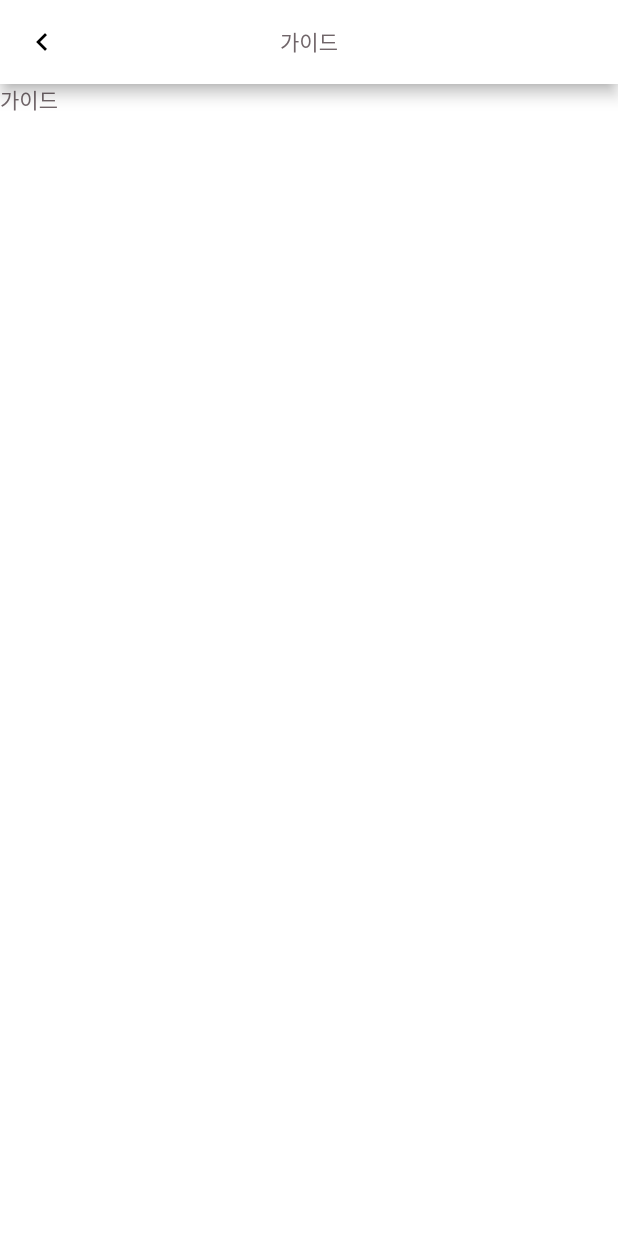
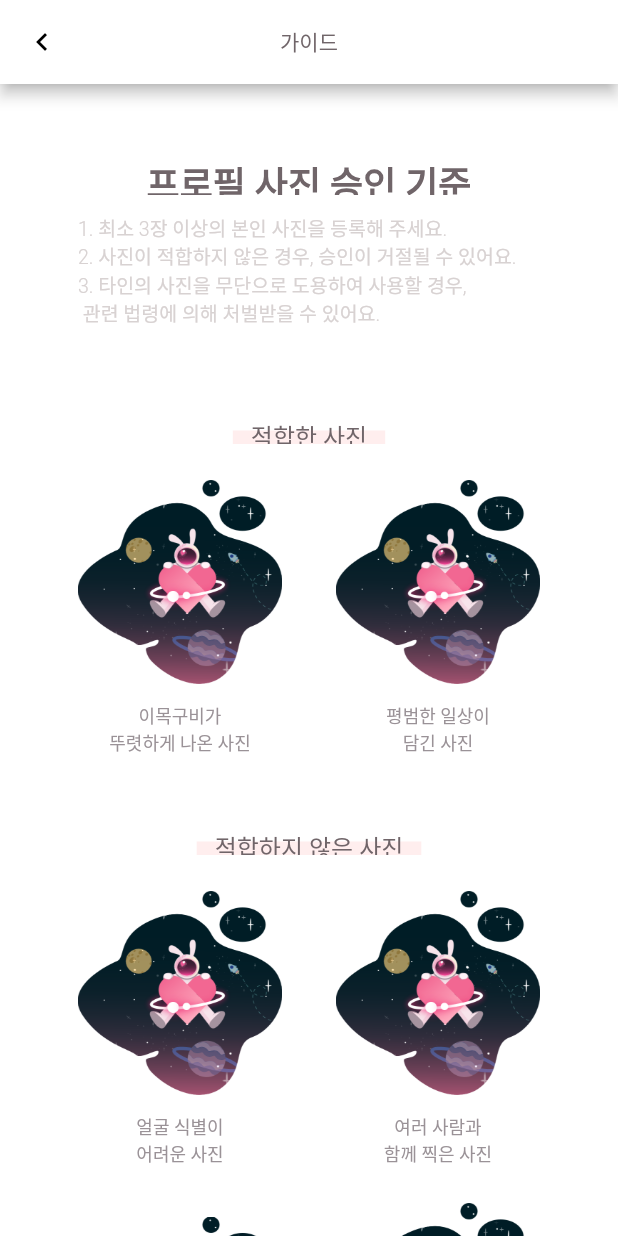
Before and after one commit to Junryeol/eros-dating-app, a Flutter app: the ProfileImageGuidePage screen opened by its route, on a phone screen of 412 x 824 dp. Run offline on Flutter 3.47's test engine with Material 2 defaults, Android fonts, the phone set to English and light mode, and no system bars; our stand-ins replace easy_localization, fluttertoast, image_picker, page_view_indicators, shared_preferences; missing offline and left inert: flutter_picker, image_crop; accounts and stored records are empty; Roboto replaces fonts that are missing (KoPubDotum).

Commit message:
프로필 사진 승인 기준 화면 완료

```diff
--- a/assets/translations/ko-KR.json
+++ b/assets/translations/ko-KR.json
@@ -101,6 +101,14 @@
   "profile_image_accept_standard": "프로필 사진 승인 기준",
   "profile_image_accept_standard_message": "1. 최소 3장 이상의 본인 사진을 등록해 주세요. \n2. 사진이 적합하지 않은 경우, 승인이 거절될 수 있어요.\n3. 타인의 사진을 무단으로 도용하여 사용할 경우,\n 관련 법령에 의해 처벌받을 수 있어요.",
   "guide": "가이드",
+  "suitable_image": "적합한 사진",
+  "suitable_image_guide_1": "이목구비가\n뚜렷하게 나온 사진",
+  "suitable_image_guide_2": "평범한 일상이\n담긴 사진",
+  "unsuitable_image": "적합하지 않은 사진",
+  "unsuitable_image_guide_1": "얼굴 식별이\n어려운 사진",
+  "unsuitable_image_guide_2": "여러 사람과\n함께 찍은 사진",
+  "unsuitable_image_guide_3": "어둡고 흐린 사진",
+  "unsuitable_image_guide_4": "얼굴에 스티커를\n붙인 사진",
   "represent": "대표",
   "add": "추가",
   "tag": "태그",
--- a/lib/widgets/pages/profile/profile_image_guide_page.dart
+++ b/lib/widgets/pages/profile/profile_image_guide_page.dart
@@ -1,26 +1,148 @@
+import 'dart:developer';
+
 import 'package:easy_localization/easy_localization.dart';
+import 'package:eros/configs/skin.dart';
+import 'package:eros/widgets/components/Images.dart';
 import 'package:eros/widgets/components/app_bars.dart';
 import 'package:eros/widgets/components/scaffolds.dart';
 import 'package:eros/widgets/components/texts.dart';
 import 'package:flutter/material.dart';
+import 'dart:ui' as ui;
 
-class ProfileImageGuidePage extends StatefulWidget {
-  ProfileImageGuidePage({Key key}) : super(key: key);
+class ProfileImageGuidePage extends StatelessWidget {
+
+  Size _getTextSize(String text, {FontWeight fontWeight=FontWeight.w500, double fontSize=14.0}) {
+    final TextPainter textPainter = TextPainter(
+        text: TextSpan(
+          text: text,
+          style: TextStyle(
+            color:  Color(0xff706569),
+            fontWeight: fontWeight,
+            fontSize: fontSize,
+          )
+        ),
+        maxLines: 1,
+        textDirection: ui.TextDirection.ltr
+      )
+      ..layout(minWidth: 0, maxWidth: double.infinity);
+    return textPainter.size;
+  }
+
+  Widget underlinedText(BuildContext context, String text) {
+    return Container(
+      height: 18,
+      child: Stack(
+        children: [
+          Align(
+            alignment: Alignment.bottomCenter,
+            child: Container(
+              width: _getTextSize(text, fontSize: 16.0).width+24,
+              height: 9,
+              decoration: BoxDecoration(
+                color: const Color(0xffffeeee)
+              ),
+            )
+          ),
+          Texts.basic(
+            context: context,
+            height: 18,
+            text: text,
+            fontSize: 16,
+            textAlign: TextAlign.center
+          )
+        ],
+      )
+    );
+  }
+
+  Widget imageWithMessage(BuildContext context, String id, {width=100}) {
+    return Column(
+      children: [
+        Images.basic(
+            context: context,
+            width: width, height: width,
+            borderRadius: 10.0,
+            path: 'assets/images/error.png'
+         ),
+        SizedBox(height: 12),
+        Text(
+          tr(id),
+          style: TextStyle(
+            color: Skin.bordergrey,
+            fontWeight: FontWeight.w500,
+            fontSize: 12.0
+          ),
+          textAlign: TextAlign.center,
+        )
+      ],
+    );
+  }
 
   @override
-  _ProfileImageGuidePageState createState() => _ProfileImageGuidePageState();
-}
-
-class _ProfileImageGuidePageState extends State<ProfileImageGuidePage> {
-  @override
   Widget build(BuildContext context) {
+    double paddingHorizontal = 52.0;
+    double marginBetween = 36.0;
+    double imageWidth = (MediaQuery.of(context).size.width-(paddingHorizontal*2+marginBetween))/2;
     return Scaffolds.scroll(
       context: context,
       appBar: AppBars.basic(
         context: context,
         title: tr("guide")
       ),
-      body: Texts.basic(text: tr('guide'))
+      body: Padding(
+        padding: EdgeInsets.only(left: paddingHorizontal, right: paddingHorizontal),
+        child: Column(
+          children: [
+            SizedBox(height: 48),
+            Texts.basic(
+              context: context,
+              height: 26,
+              fontSize: 24,
+              fontWeight: FontWeight.bold,
+              text: tr("profile_image_accept_standard"),
+              textAlign: TextAlign.center,
+            ),
+            SizedBox(height: 12),
+            Texts.secondary(
+              context: context,
+              height: 88,
+              fontSize: 13,
+              fontWeight: FontWeight.w300,
+              text: tr("profile_image_accept_standard_message"),
+              textAlign: TextAlign.start,
+            ),
+            SizedBox(height: 48),
+            underlinedText(context, tr('suitable_image')),
+            SizedBox(height: 24),
+            Row(
+              children: [
+                imageWithMessage(context, "suitable_image_guide_1", width: imageWidth),
+                SizedBox(width: marginBetween),
+                imageWithMessage(context, "suitable_image_guide_2", width: imageWidth),
+              ],
+            ),
+            SizedBox(height: 48),
+            underlinedText(context, tr('unsuitable_image')),
+            SizedBox(height: 24),
+            Row(
+              children: [
+                imageWithMessage(context, "unsuitable_image_guide_1", width: imageWidth),
+                SizedBox(width: marginBetween),
+                imageWithMessage(context, "unsuitable_image_guide_2", width: imageWidth),
+              ],
+            ),
+            SizedBox(height: 24),
+            Row(
+              children: [
+                imageWithMessage(context, "unsuitable_image_guide_3", width: imageWidth),
+                SizedBox(width: marginBetween),
+                imageWithMessage(context, "unsuitable_image_guide_4", width: imageWidth),
+              ],
+            ),
+            SizedBox(height: 48)
+          ],
+        )
+      )
     );
   }
 }
```
